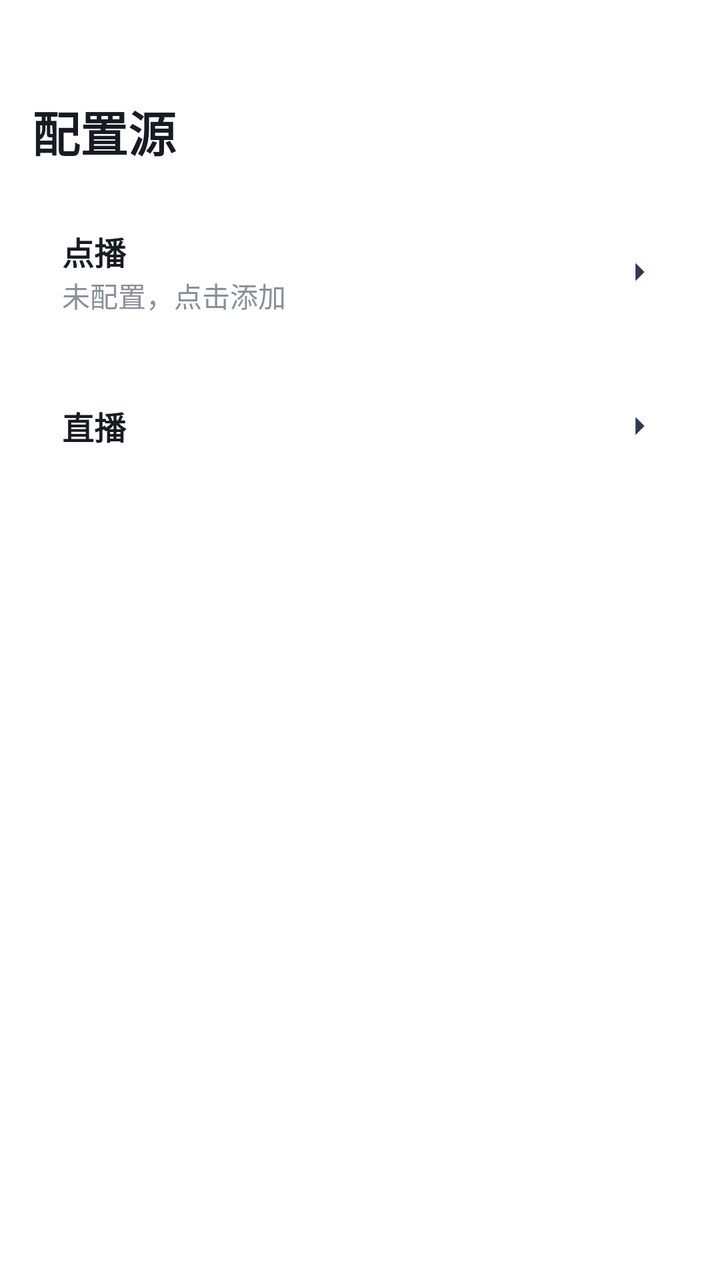
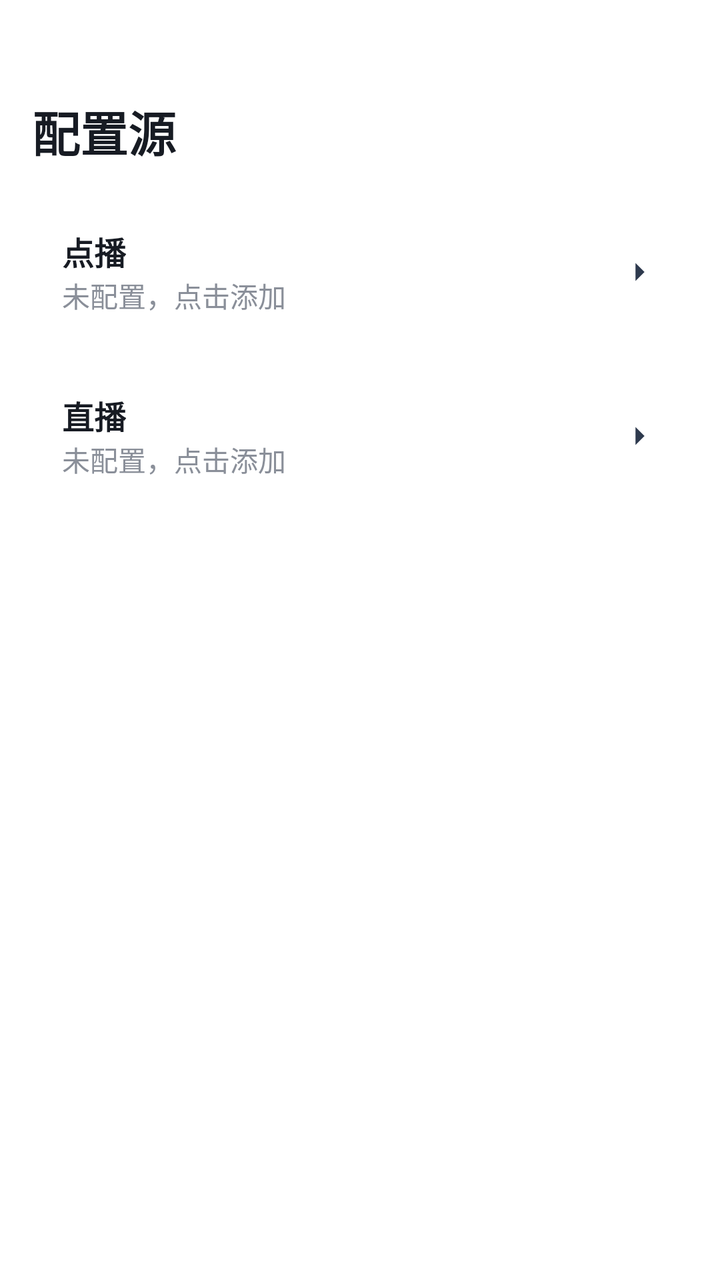

Screens rendered from an Android XML layout before and after an edit, with the pre-edit source and the edit as a unified diff.
<!-- AndroidManifest.xml: another module's application theme Theme.App -->
<!-- res/layout/activity_config_source.xml -->
<?xml version="1.0" encoding="utf-8"?>
<ScrollView xmlns:android="http://schemas.android.com/apk/res/android"
    android:layout_width="match_parent"
    android:layout_height="match_parent"
    android:fillViewport="true">
    <LinearLayout
        android:layout_width="match_parent"
        android:layout_height="wrap_content"
        android:orientation="vertical"
        android:paddingLeft="16dp"
        android:paddingRight="16dp"
        android:paddingTop="48dp"
        android:paddingBottom="16dp">
        <TextView
            android:layout_width="wrap_content"
            android:layout_height="wrap_content"
            android:text="配置源"
            android:textColor="#171B23"
            android:textSize="24sp"
            android:textStyle="bold"
            android:layout_marginBottom="16dp" />
        <LinearLayout
            android:id="@+id/card_vod"
            android:layout_width="match_parent"
            android:layout_height="wrap_content"
            android:layout_marginBottom="8dp"
            android:background="@drawable/xc_setcard_v2"
            android:clickable="true"
            android:focusable="true"
            android:foreground="?attr/selectableItemBackground"
            android:gravity="center_vertical"
            android:minHeight="64dp"
            android:orientation="horizontal"
            android:padding="15dp">
            <LinearLayout
                android:layout_width="0dp"
                android:layout_height="wrap_content"
                android:layout_weight="1"
                android:orientation="vertical">
                <TextView
                    android:layout_width="wrap_content"
                    android:layout_height="wrap_content"
                    android:text="点播"
                    android:textColor="#171B23"
                    android:textSize="16sp"
                    android:textStyle="bold" />
                <TextView
                    android:id="@+id/tv_vod_name"
                    android:layout_width="wrap_content"
                    android:layout_height="wrap_content"
                    android:textColor="#171B23"
                    android:textSize="14sp"
                    android:visibility="gone" />
                <TextView
                    android:id="@+id/tv_vod_url"
                    android:layout_width="match_parent"
                    android:layout_height="wrap_content"
                    android:textColor="#8A8F99"
                    android:textSize="12sp"
                    android:maxLines="1"
                    android:ellipsize="end"
                    android:visibility="gone" />
                <TextView
                    android:id="@+id/tv_vod_empty"
                    android:layout_width="wrap_content"
                    android:layout_height="wrap_content"
                    android:text="未配置，点击添加"
                    android:textColor="#8A8F99"
                    android:textSize="14sp" />
            </LinearLayout>
            <ImageView
                android:layout_width="18dp"
                android:layout_height="18dp"
                android:src="@drawable/ic_chev_v2" />
        </LinearLayout>
        <LinearLayout
            android:id="@+id/card_live"
            android:layout_width="match_parent"
            android:layout_height="wrap_content"
            android:layout_marginBottom="8dp"
            android:background="@drawable/xc_setcard_v2"
            android:clickable="true"
            android:focusable="true"
            android:foreground="?attr/selectableItemBackground"
            android:gravity="center_vertical"
            android:minHeight="64dp"
            android:orientation="horizontal"
            android:padding="15dp">
            <LinearLayout
                android:layout_width="0dp"
                android:layout_height="wrap_content"
                android:layout_weight="1"
                android:orientation="vertical">
                <TextView
                    android:layout_width="wrap_content"
                    android:layout_height="wrap_content"
                    android:text="直播"
                    android:textColor="#171B23"
                    android:textSize="16sp"
                    android:textStyle="bold" />
            </LinearLayout>
            <ImageView
                android:layout_width="18dp"
                android:layout_height="18dp"
                android:src="@drawable/ic_chev_v2" />
        </LinearLayout>
    </LinearLayout>
</ScrollView>
<!-- resources referenced by this layout -->
<resources>
  <!-- drawable ic_chev_v2 (drawable) -->
  <?xml version="1.0" encoding="utf-8"?>
  <vector xmlns:android="http://schemas.android.com/apk/res/android"
      android:width="18dp"
      android:height="18dp"
      android:viewportWidth="24"
      android:viewportHeight="24">
      <path
          android:fillColor="#2E3A4E"
          android:pathData="M9,6l6,6l-6,6" />
  </vector>
  <!-- drawable xc_setcard_v2 (drawable) -->
  <?xml version="1.0" encoding="utf-8"?>
  <shape xmlns:android="http://schemas.android.com/apk/res/android" android:shape="rectangle">
      <corners android:radius="10dp" />
      <solid android:color="#57FFFFFF" />
      <stroke android:width="1dp" android:color="#61FFFFFF" />
  </shape>
  <style name="Theme.App" parent="Theme.XingChen" />
  <style name="Theme.XingChen" parent="Theme.Material3.DayNight.NoActionBar">
          <item name="android:windowBackground">@android:color/transparent</item>
                <item name="android:colorBackground">@android:color/transparent</item>
          <item name="colorPrimary">#f0a400</item>
          <item name="colorPrimaryVariant">#c07f00</item>
          <item name="colorOnPrimary">@android:color/white</item>
      </style>
</resources>

<!-- the commit's change to res/layout/activity_config_source.xml (unified diff, before → after) -->
@@ -98,6 +98,29 @@
                     android:textColor="#171B23"
                     android:textSize="16sp"
                     android:textStyle="bold" />
+                <TextView
+                    android:id="@+id/tv_live_name"
+                    android:layout_width="wrap_content"
+                    android:layout_height="wrap_content"
+                    android:textColor="#171B23"
+                    android:textSize="14sp"
+                    android:visibility="gone" />
+                <TextView
+                    android:id="@+id/tv_live_url"
+                    android:layout_width="match_parent"
+                    android:layout_height="wrap_content"
+                    android:textColor="#8A8F99"
+                    android:textSize="12sp"
+                    android:maxLines="1"
+                    android:ellipsize="end"
+                    android:visibility="gone" />
+                <TextView
+                    android:id="@+id/tv_live_empty"
+                    android:layout_width="wrap_content"
+                    android:layout_height="wrap_content"
+                    android:text="未配置，点击添加"
+                    android:textColor="#8A8F99"
+                    android:textSize="14sp" />
             </LinearLayout>
             <ImageView
                 android:layout_width="18dp"
